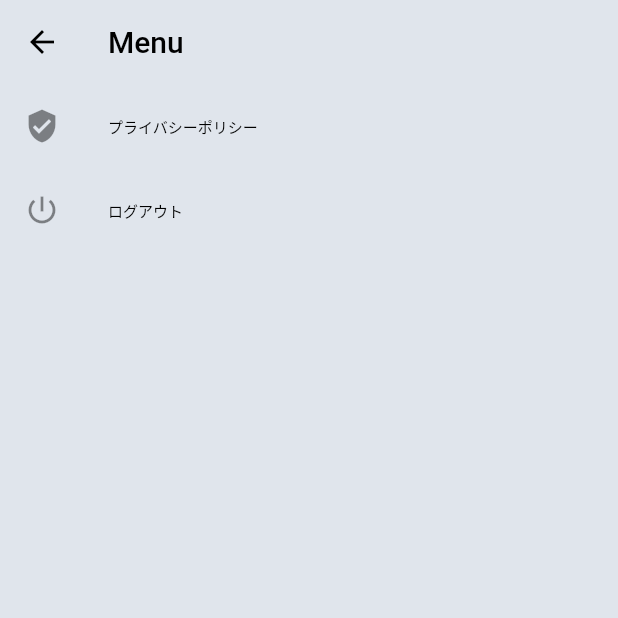
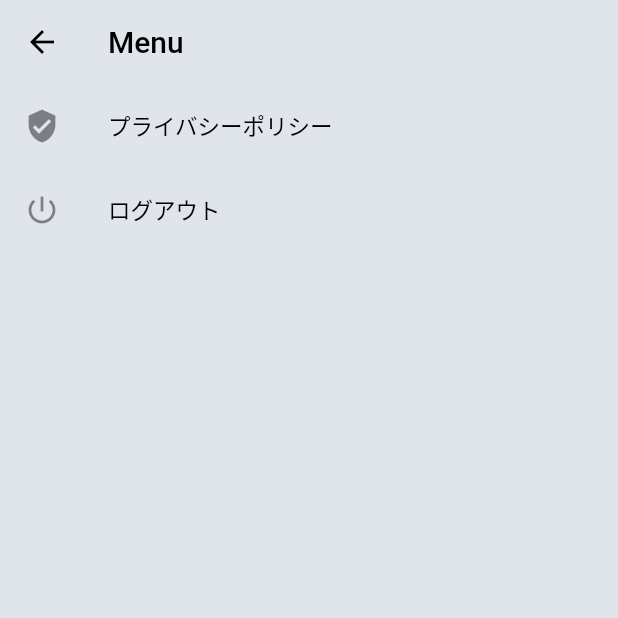
Before and after one commit to UserKazun/relationship_management, a Flutter app: the MenuScreen screen opened by its route, on a phone screen of 412 x 824 dp, the top half of it. Run offline on Flutter 3.47's test engine with Material 2 defaults, Android fonts, the phone set to English and light mode, and no system bars; our stand-ins replace cloud_firestore, firebase_auth, flutter_signin_button, flutter_spinkit, flutter_staggered_animations, google_fonts and 2 more; missing offline and left inert: apple_sign_in; accounts and stored records are empty.

Commit message:
Minor corrections

```diff
--- a/lib/src/ui/screens/menu_screen.dart
+++ b/lib/src/ui/screens/menu_screen.dart
@@ -24,14 +24,24 @@
           children: <Widget>[
             ListTile(
               leading: Icon(Icons.verified_user),
-              title: Text('プライバシーポリシー'),
+              title: Text(
+                  'プライバシーポリシー',
+                  style: TextStyle(
+                      fontSize: 15
+                  ),
+              ),
               onTap: () {
 
               },
             ),
             ListTile(
               leading: Icon(Icons.power_settings_new),
-              title: Text('ログアウト'),
+              title: Text(
+                  'ログアウト',
+                style: TextStyle(
+                    fontSize: 15
+                ),
+              ),
               onTap: () {
                 _showSignOutDialog(context);
               },
```
Also changed, not shown: assets/images/Browsing.png (deleted), assets/images/Divider.png (deleted), assets/images/Divider2.png (deleted), assets/images/Divider3.png (deleted), assets/images/Trees.png (deleted), assets/images/modal_icon.png (deleted).
